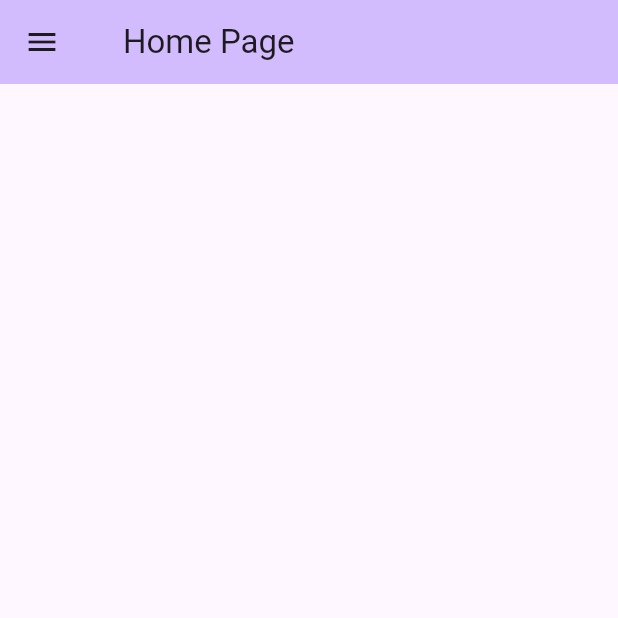
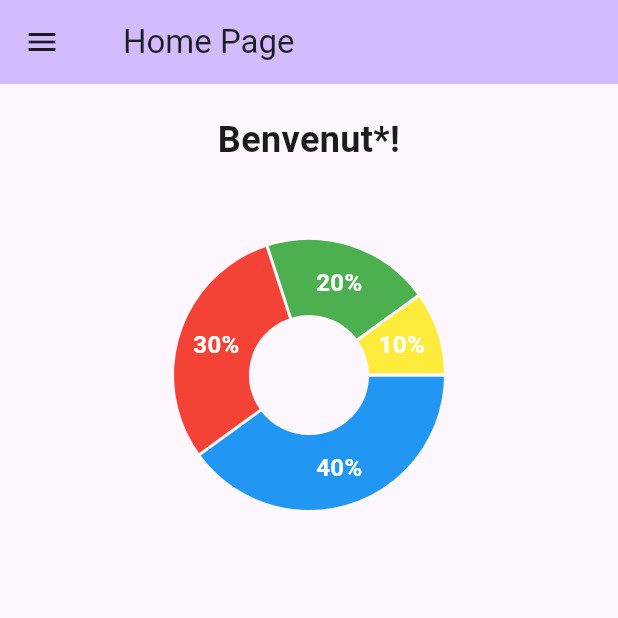
Before and after one commit to saratomasi/bwt-LERS, a Flutter app: the HomePage screen opened directly, on a phone screen of 412 x 824 dp, the top half of it. Run offline on Flutter 3.47's test engine with Material 3 defaults, Android fonts, the phone set to English and light mode, and no system bars; drawn by our look-alikes of fl_chart; our stand-ins replace animated_splash_screen, jwt_decoder, shared_preferences; accounts and stored records are empty.

Commit message:
pie chart

```diff
--- a/project/lib/screens/homepage.dart
+++ b/project/lib/screens/homepage.dart
@@ -4,6 +4,8 @@ import 'package:project/menu/explorelater.dart';
 import 'package:project/menu/favorites.dart';
 import 'package:project/menu/sessions.dart';
 import 'package:shared_preferences/shared_preferences.dart';
+import 'package:project/widgets/PieChart.dart';
+
 
 class HomePage extends StatefulWidget {
   const HomePage({super.key});
@@ -86,6 +88,27 @@ class _HomePageState extends State<HomePage> {
           ],
         ),
       ),
+      body: SingleChildScrollView(
+        child: Column(
+        verticalDirection: VerticalDirection.down,
+          children: [
+            Padding(
+              padding: EdgeInsets.all(20.0),
+              child: Text(
+              'Benvenut*!',
+              style: TextStyle(fontSize: 24, fontWeight: FontWeight.bold), textAlign: TextAlign.center,
+              )
+            ),
+            SizedBox(height: 20.0),
+            Container(
+              height: 200,
+              child: PieChartWidget(),
+              alignment: Alignment.center,
+            )
+          ],
+        ),
+      )
+
     );
   }
 }
--- /dev/null
+++ b/project/lib/widgets/piechart.dart
@@ -0,0 +1,68 @@
+import 'package:fl_chart/fl_chart.dart';
+import 'package:flutter/material.dart';
+
+class PieChartWidget extends StatelessWidget {
+  @override
+  Widget build(BuildContext context) {
+    return AspectRatio(
+      aspectRatio: 1.0,
+      child: PieChart(
+        PieChartData(
+          sections: getSections(),
+          borderData: FlBorderData(show: false),
+          sectionsSpace: 2,
+          centerSpaceRadius: 40,
+        ),
+      ),
+    );
+  }
+
+  List<PieChartSectionData> getSections() {
+    return [
+      PieChartSectionData(
+        color: Colors.blue,
+        value: 40,
+        title: '40%',
+        radius: 50,
+        titleStyle: TextStyle(
+          fontSize: 16,
+          fontWeight: FontWeight.bold,
+          color: Colors.white,
+        ),
+      ),
+      PieChartSectionData(
+        color: Colors.red,
+        value: 30,
+        title: '30%',
+        radius: 50,
+        titleStyle: TextStyle(
+          fontSize: 16,
+          fontWeight: FontWeight.bold,
+          color: Colors.white,
+        ),
+      ),
+      PieChartSectionData(
+        color: Colors.green,
+        value: 20,
+        title: '20%',
+        radius: 50,
+        titleStyle: TextStyle(
+          fontSize: 16,
+          fontWeight: FontWeight.bold,
+          color: Colors.white,
+        ),
+      ),
+      PieChartSectionData(
+        color: Colors.yellow,
+        value: 10,
+        title: '10%',
+        radius: 50,
+        titleStyle: TextStyle(
+          fontSize: 16,
+          fontWeight: FontWeight.bold,
+          color: Colors.white,
+        ),
+      ),
+    ];
+  }
+}
```
